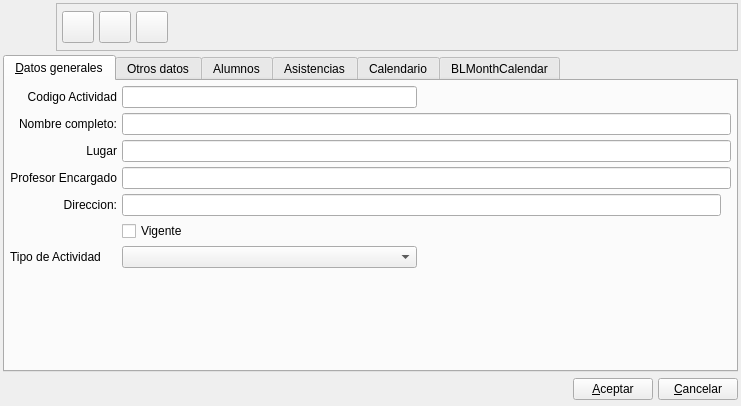
This is bulmages/bulmafact/plugins/pluginbf_recibo/recibobase.ui in eboladev/Bulmages-1 as Qt 5 draws it before an edit. The edited form follows.
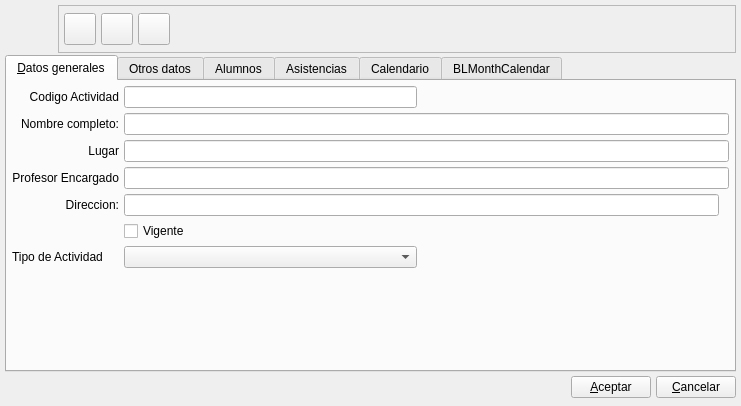
This is the edited form. The open tabs and pages were chosen to show the change. Icons and pictures are not drawn. Custom widgets are drawn as their Qt base class.

Diff of the .ui file:
```diff
--- a/bulmages/bulmafact/plugins/pluginbf_recibo/recibobase.ui
+++ b/bulmages/bulmafact/plugins/pluginbf_recibo/recibobase.ui
@@ -24,6 +24,12 @@
     <normaloff>:/ImgGestionAula/icons/actividad.svg</normaloff>:/ImgGestionAula/icons/actividad.svg</iconset>
   </property>
   <layout class="QVBoxLayout" name="verticalLayout" >
+   <property name="spacing" >
+    <number>2</number>
+   </property>
+   <property name="margin" >
+    <number>5</number>
+   </property>
    <item>
     <layout class="QHBoxLayout" >
      <property name="spacing" >
@@ -216,6 +222,14 @@
       <number>2</number>
      </property>
      <widget class="QWidget" name="Tab1" >
+      <property name="geometry" >
+       <rect>
+        <x>0</x>
+        <y>0</y>
+        <width>727</width>
+        <height>276</height>
+       </rect>
+      </property>
       <attribute name="title" >
        <string>&amp;Datos generales</string>
       </attribute>
```
Left out of the diff: 52 changed lines with no effect on the pictures.
